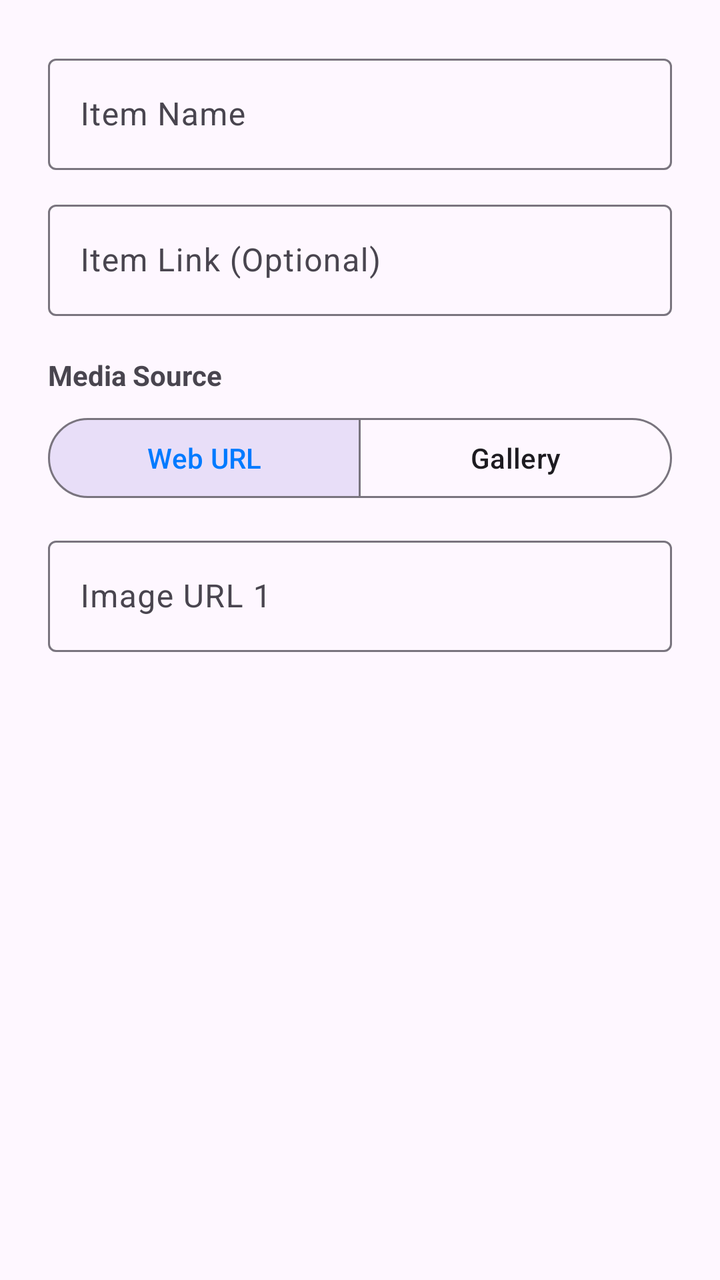
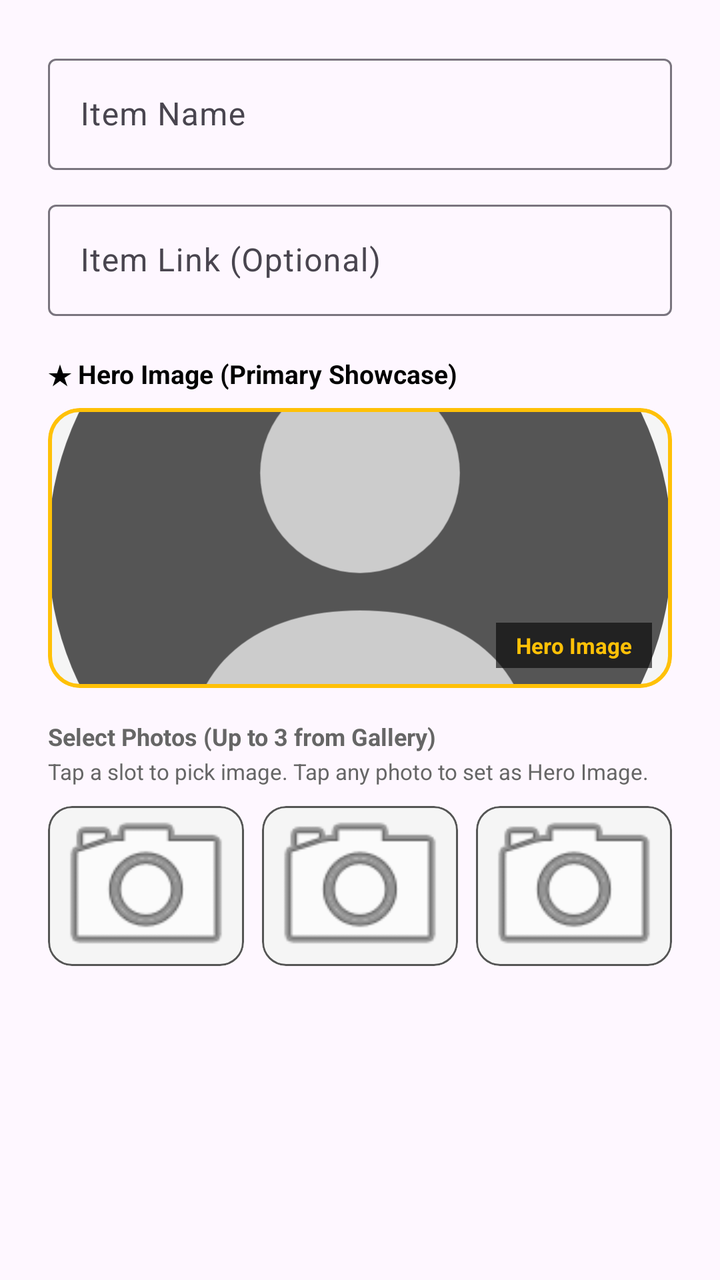

Screens rendered from an Android XML layout before and after an edit, with the pre-edit source and the edit as a unified diff.
<!-- AndroidManifest.xml: application theme Theme.ProjectCecily -->
<!-- res/layout/dialog_add_wishlist.xml -->
<?xml version="1.0" encoding="utf-8"?>
<ScrollView xmlns:android="http://schemas.android.com/apk/res/android"
    xmlns:app="http://schemas.android.com/apk/res-auto"
    android:layout_width="match_parent"
    android:layout_height="wrap_content">

    <LinearLayout
        android:layout_width="match_parent"
        android:layout_height="wrap_content"
        android:orientation="vertical"
        android:padding="24dp">

        <com.google.android.material.textfield.TextInputLayout
            android:layout_width="match_parent"
            android:layout_height="wrap_content"
            android:hint="Item Name">
            <com.google.android.material.textfield.TextInputEditText
                android:id="@+id/etItemName"
                android:layout_width="match_parent"
                android:layout_height="wrap_content"
                android:inputType="textCapWords" />
        </com.google.android.material.textfield.TextInputLayout>

        <com.google.android.material.textfield.TextInputLayout
            android:layout_width="match_parent"
            android:layout_height="wrap_content"
            android:layout_marginTop="12dp"
            android:hint="Item Link (Optional)">
            <com.google.android.material.textfield.TextInputEditText
                android:id="@+id/etItemLink"
                android:layout_width="match_parent"
                android:layout_height="wrap_content"
                android:inputType="textUri" />
        </com.google.android.material.textfield.TextInputLayout>

        <TextView
            android:layout_width="wrap_content"
            android:layout_height="wrap_content"
            android:layout_marginTop="20dp"
            android:text="Media Source"
            android:textStyle="bold" />

        <com.google.android.material.button.MaterialButtonToggleGroup
            android:id="@+id/toggleMediaSource"
            android:layout_width="match_parent"
            android:layout_height="wrap_content"
            android:layout_marginTop="8dp"
            app:checkedButton="@id/btnSourceUrl"
            app:singleSelection="true">

            <Button
                android:id="@+id/btnSourceUrl"
                style="?attr/materialButtonOutlinedStyle"
                android:layout_width="0dp"
                android:layout_height="wrap_content"
                android:layout_weight="1"
                android:text="Web URL" />

            <Button
                android:id="@+id/btnSourceGallery"
                style="?attr/materialButtonOutlinedStyle"
                android:layout_width="0dp"
                android:layout_height="wrap_content"
                android:layout_weight="1"
                android:text="Gallery" />
        </com.google.android.material.button.MaterialButtonToggleGroup>

        
        <LinearLayout
            android:id="@+id/layoutUrlInputs"
            android:layout_width="match_parent"
            android:layout_height="wrap_content"
            android:orientation="vertical"
            android:visibility="visible">

            <com.google.android.material.textfield.TextInputLayout
                android:layout_width="match_parent"
                android:layout_height="wrap_content"
                android:layout_marginTop="12dp"
                android:hint="Image URL 1">
                <com.google.android.material.textfield.TextInputEditText
                    android:id="@+id/etImg1"
                    android:layout_width="match_parent"
                    android:layout_height="wrap_content" />
            </com.google.android.material.textfield.TextInputLayout>
            
        </LinearLayout>

        
        <LinearLayout
            android:id="@+id/layoutGalleryInputs"
            android:layout_width="match_parent"
            android:layout_height="wrap_content"
            android:layout_marginTop="12dp"
            android:orientation="horizontal"
            android:visibility="gone">

            <ImageView
                android:id="@+id/ivSelect1"
                android:layout_width="0dp"
                android:layout_height="80dp"
                android:layout_weight="1"
                android:layout_marginEnd="4dp"
                android:background="#DDDDDD"
                android:scaleType="centerInside"
                android:src="@android:drawable/ic_menu_camera" />

            <ImageView
                android:id="@+id/ivSelect2"
                android:layout_width="0dp"
                android:layout_height="80dp"
                android:layout_weight="1"
                android:layout_marginHorizontal="2dp"
                android:background="#DDDDDD"
                android:scaleType="centerInside"
                android:src="@android:drawable/ic_menu_camera" />

            <ImageView
                android:id="@+id/ivSelect3"
                android:layout_width="0dp"
                android:layout_height="80dp"
                android:layout_weight="1"
                android:layout_marginStart="4dp"
                android:background="#DDDDDD"
                android:scaleType="centerInside"
                android:src="@android:drawable/ic_menu_camera" />
        </LinearLayout>

    </LinearLayout>
</ScrollView>
<!-- resources referenced by this layout -->
<resources>
  <style name="Theme.ProjectCecily" parent="Base.Theme.ProjectCecily" />
  <style name="Base.Theme.ProjectCecily" parent="Theme.Material3.DayNight.NoActionBar">
          
          <item name="colorPrimary">@color/nav_selected</item>
          <item name="windowActionBar">false</item>
          <item name="windowNoTitle">true</item>
  
          
          <item name="colorOnSecondaryContainer">@color/nav_selected</item>
      </style>
  <color name="nav_selected">#007AFF</color>
</resources>

<!-- the commit's change to res/layout/dialog_add_wishlist.xml (unified diff, before → after) -->
@@ -11,119 +11,170 @@
         android:padding="24dp">
 
         <com.google.android.material.textfield.TextInputLayout
+            style="@style/Widget.Material3.TextInputLayout.OutlinedBox"
             android:layout_width="match_parent"
             android:layout_height="wrap_content"
             android:hint="Item Name">
+
             <com.google.android.material.textfield.TextInputEditText
                 android:id="@+id/etItemName"
                 android:layout_width="match_parent"
                 android:layout_height="wrap_content"
-                android:inputType="textCapWords" />
+                android:inputType="textCapWords"
+                android:singleLine="true" />
         </com.google.android.material.textfield.TextInputLayout>
 
         <com.google.android.material.textfield.TextInputLayout
+            style="@style/Widget.Material3.TextInputLayout.OutlinedBox"
             android:layout_width="match_parent"
             android:layout_height="wrap_content"
             android:layout_marginTop="12dp"
             android:hint="Item Link (Optional)">
+
             <com.google.android.material.textfield.TextInputEditText
                 android:id="@+id/etItemLink"
                 android:layout_width="match_parent"
                 android:layout_height="wrap_content"
-                android:inputType="textUri" />
+                android:inputType="textUri"
+                android:singleLine="true" />
         </com.google.android.material.textfield.TextInputLayout>
+
+        
+        <TextView
+            android:layout_width="wrap_content"
+            android:layout_height="wrap_content"
+            android:layout_marginTop="20dp"
+            android:text="★ Hero Image (Primary Showcase)"
+            android:textColor="@color/text_primary"
+            android:textSize="13sp"
+            android:textStyle="bold" />
+
+        <com.google.android.material.card.MaterialCardView
+            android:id="@+id/cardHeroBox"
+            android:layout_width="match_parent"
+            android:layout_height="140dp"
+            android:layout_marginTop="8dp"
+            app:cardBackgroundColor="@color/card_background"
+            app:cardCornerRadius="16dp"
+            app:strokeColor="#FFC107"
+            app:strokeWidth="2dp">
+
+            <FrameLayout
+                android:layout_width="match_parent"
+                android:layout_height="match_parent">
+
+                <ImageView
+                    android:id="@+id/ivHeroBoxPreview"
+                    android:layout_width="match_parent"
+                    android:layout_height="match_parent"
+                    android:scaleType="centerCrop"
+                    android:src="@drawable/ic_blank_user" />
+
+                <TextView
+                    android:id="@+id/tvHeroBoxLabel"
+                    android:layout_width="wrap_content"
+                    android:layout_height="wrap_content"
+                    android:layout_gravity="bottom|end"
+                    android:layout_margin="10dp"
+                    android:background="#99000000"
+                    android:paddingHorizontal="10dp"
+                    android:paddingVertical="4dp"
+                    android:text="Hero Image"
+                    android:textColor="#FFC107"
+                    android:textSize="11sp"
+                    android:textStyle="bold" />
+            </FrameLayout>
+        </com.google.android.material.card.MaterialCardView>
+
+        
+        <TextView
+            android:layout_width="wrap_content"
+            android:layout_height="wrap_content"
+            android:layout_marginTop="16dp"
+            android:text="Select Photos (Up to 3 from Gallery)"
+            android:textColor="@color/text_secondary"
+            android:textSize="12sp"
+            android:textStyle="bold" />
 
         <TextView
             android:layout_width="wrap_content"
             android:layout_height="wrap_content"
-            android:layout_marginTop="20dp"
-            android:text="Media Source"
-            android:textStyle="bold" />
+            android:layout_marginTop="2dp"
+            android:text="Tap a slot to pick image. Tap any photo to set as Hero Image."
+            android:textColor="@color/text_secondary"
+            android:textSize="11sp" />
 
-        <com.google.android.material.button.MaterialButtonToggleGroup
-            android:id="@+id/toggleMediaSource"
+        <LinearLayout
             android:layout_width="match_parent"
             android:layout_height="wrap_content"
-            android:layout_marginTop="8dp"
-            app:checkedButton="@id/btnSourceUrl"
-            app:singleSelection="true">
+            android:layout_marginTop="10dp"
+            android:orientation="horizontal">
 
-            <Button
-                android:id="@+id/btnSourceUrl"
-                style="?attr/materialButtonOutlinedStyle"
-                android:layout_width="0dp"
-                android:layout_height="wrap_content"
-                android:layout_weight="1"
-                android:text="Web URL" />
-
-            <Button
-                android:id="@+id/btnSourceGallery"
-                style="?attr/materialButtonOutlinedStyle"
-                android:layout_width="0dp"
-                android:layout_height="wrap_content"
-                android:layout_weight="1"
-                android:text="Gallery" />
-        </com.google.android.material.button.MaterialButtonToggleGroup>
-
-        
-        <LinearLayout
-            android:id="@+id/layoutUrlInputs"
-            android:layout_width="match_parent"
-            android:layout_height="wrap_content"
-            android:orientation="vertical"
-            android:visibility="visible">
-
-            <com.google.android.material.textfield.TextInputLayout
-                android:layout_width="match_parent"
-                android:layout_height="wrap_content"
-                android:layout_marginTop="12dp"
-                android:hint="Image URL 1">
-                <com.google.android.material.textfield.TextInputEditText
-                    android:id="@+id/etImg1"
-                    android:layout_width="match_parent"
-                    android:layout_height="wrap_content" />
-            </com.google.android.material.textfield.TextInputLayout>
             
-        </LinearLayout>
-
-        
-        <LinearLayout
-            android:id="@+id/layoutGalleryInputs"
-            android:layout_width="match_parent"
-            android:layout_height="wrap_content"
-            android:layout_marginTop="12dp"
-            android:orientation="horizontal"
-            android:visibility="gone">
-
-            <ImageView
-                android:id="@+id/ivSelect1"
+            <com.google.android.material.card.MaterialCardView
+                android:id="@+id/cardSlot1"
                 android:layout_width="0dp"
                 android:layout_height="80dp"
+                android:layout_marginEnd="6dp"
                 android:layout_weight="1"
-                android:layout_marginEnd="4dp"
-                android:background="#DDDDDD"
-                android:scaleType="centerInside"
-                android:src="@android:drawable/ic_menu_camera" />
+                android:clickable="true"
+                android:focusable="true"
+                app:cardBackgroundColor="@color/card_background"
+                app:cardCornerRadius="12dp"
+                app:strokeColor="#555555"
+                app:strokeWidth="1dp">
 
-            <ImageView
-                android:id="@+id/ivSelect2"
+                <ImageView
+                    android:id="@+id/ivSlot1"
+                    android:layout_width="match_parent"
+                    android:layout_height="match_parent"
+                    android:scaleType="centerCrop"
+                    android:src="@android:drawable/ic_menu_camera" />
+            </com.google.android.material.card.MaterialCardView>
+
+            
+            <com.google.android.material.card.MaterialCardView
+                android:id="@+id/cardSlot2"
                 android:layout_width="0dp"
                 android:layout_height="80dp"
+                android:layout_marginHorizontal="3dp"
                 android:layout_weight="1"
-                android:layout_marginHorizontal="2dp"
-                android:background="#DDDDDD"
-                android:scaleType="centerInside"
-                android:src="@android:drawable/ic_menu_camera" />
+                android:clickable="true"
+                android:focusable="true"
+                app:cardBackgroundColor="@color/card_background"
+                app:cardCornerRadius="12dp"
+                app:strokeColor="#555555"
+                app:strokeWidth="1dp">
 
-            <ImageView
-                android:id="@+id/ivSelect3"
+                <ImageView
+                    android:id="@+id/ivSlot2"
+                    android:layout_width="match_parent"
+                    android:layout_height="match_parent"
+                    android:scaleType="centerCrop"
+                    android:src="@android:drawable/ic_menu_camera" />
+            </com.google.android.material.card.MaterialCardView>
+
+            
+            <com.google.android.material.card.MaterialCardView
+                android:id="@+id/cardSlot3"
                 android:layout_width="0dp"
                 android:layout_height="80dp"
+                android:layout_marginStart="6dp"
                 android:layout_weight="1"
-                android:layout_marginStart="4dp"
-                android:background="#DDDDDD"
-                android:scaleType="centerInside"
-                android:src="@android:drawable/ic_menu_camera" />
+                android:clickable="true"
+                android:focusable="true"
+                app:cardBackgroundColor="@color/card_background"
+                app:cardCornerRadius="12dp"
+                app:strokeColor="#555555"
+                app:strokeWidth="1dp">
+
+                <ImageView
+                    android:id="@+id/ivSlot3"
+                    android:layout_width="match_parent"
+                    android:layout_height="match_parent"
+                    android:scaleType="centerCrop"
+                    android:src="@android:drawable/ic_menu_camera" />
+            </com.google.android.material.card.MaterialCardView>
         </LinearLayout>
 
     </LinearLayout>
<!-- resource entries referenced after the edit -->
@@ -1,5 +1,28 @@
 <!-- resources referenced by this layout -->
 <resources>
+  <color name="card_background">#F5F5F5</color>
+  <color name="text_primary">#000000</color>
+  <color name="text_secondary">#666666</color>
+  <!-- drawable ic_blank_user (drawable) -->
+  <?xml version="1.0" encoding="utf-8"?>
+  <vector xmlns:android="http://schemas.android.com/apk/res/android"
+      android:width="120dp"
+      android:height="120dp"
+      android:viewportWidth="100"
+      android:viewportHeight="100">
+      
+      <path
+          android:fillColor="#555555"
+          android:pathData="M0,50 A50,50 0 1,0 100,50 A50,50 0 1,0 0,50 Z" />
+      
+      <path
+          android:fillColor="#CCCCCC"
+          android:pathData="M50,22 A16,16 0 1,0 50,54 A16,16 0 1,0 50,22 Z" />
+      
+      <path
+          android:fillColor="#CCCCCC"
+          android:pathData="M22,86 C22,68 34,60 50,60 C66,60 78,68 78,86 Z" />
+  </vector>
   <style name="Theme.ProjectCecily" parent="Base.Theme.ProjectCecily" />
   <style name="Base.Theme.ProjectCecily" parent="Theme.Material3.DayNight.NoActionBar">
           
